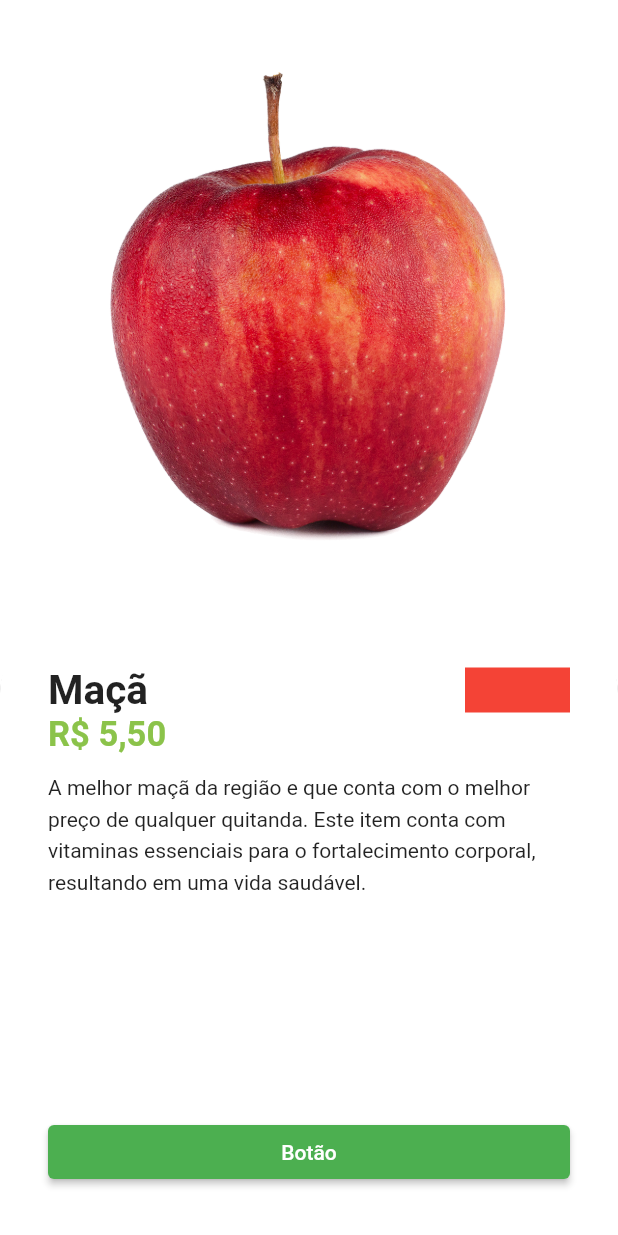
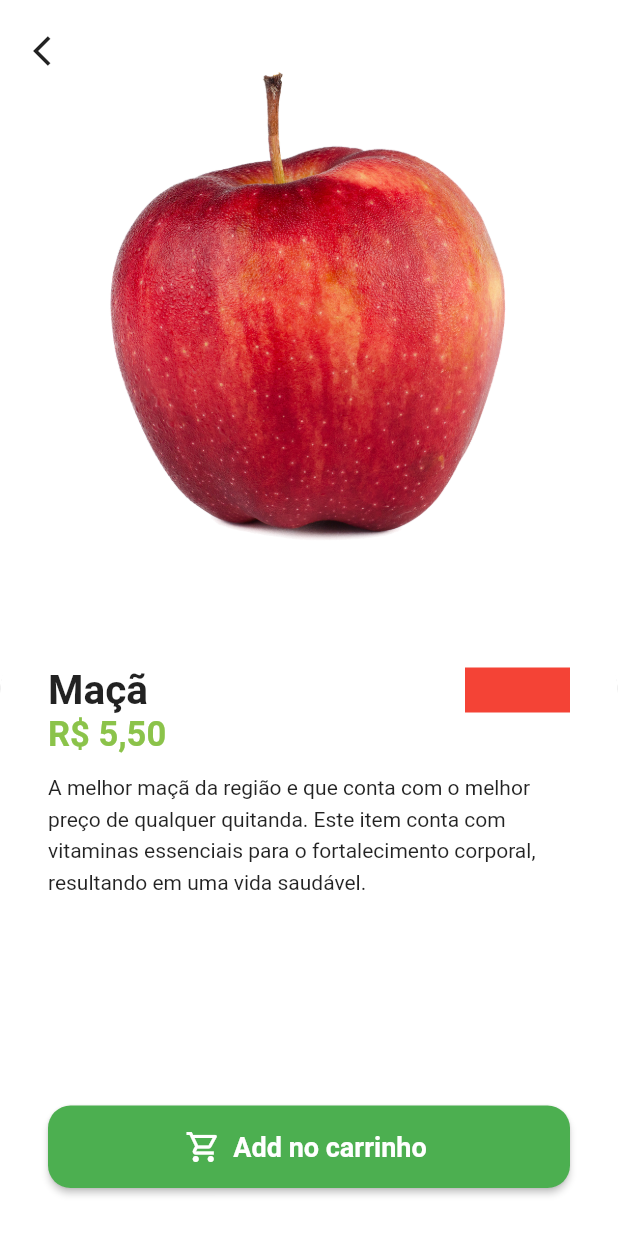
Before and after one commit to FilipeH14/greengrocer, a Flutter app: the HomeTab screen opened directly, after a tap on "Maçã", on a phone screen of 412 x 824 dp. Run offline on Flutter 3.47's test engine with Material 2 defaults, Android fonts, the phone set to English and light mode, and no system bars; our stand-ins replace animated_text_kit, badges, mask_text_input_formatter.

Commit message:
botão de adicionar ao carrinho e animação hero

```diff
--- a/lib/src/pages/home/components/item_tile.dart
+++ b/lib/src/pages/home/components/item_tile.dart
@@ -31,7 +31,10 @@ class ItemTile extends StatelessWidget {
                 crossAxisAlignment: CrossAxisAlignment.stretch,
                 children: [
                   Expanded(
-                    child: Image.asset(item.imgUrl),
+                    child: Hero(
+                      tag: item.imgUrl,
+                      child: Image.asset(item.imgUrl),
+                    ),
                   ),
                   Text(
                     item.itemName,
--- a/lib/src/pages/product/product_screen.dart
+++ b/lib/src/pages/product/product_screen.dart
@@ -16,9 +16,16 @@ class ProductScreen extends StatelessWidget {
   Widget build(BuildContext context) {
     return Scaffold(
       backgroundColor: Colors.white.withAlpha(230),
-      body: Column(
+      body: Stack(
         children: [
-          Expanded(child: Image.asset(item.imgUrl)),
+          Column(
+            children: [
+              Expanded(
+                child: Hero(
+                  tag: item.imgUrl,
+                  child: Image.asset(item.imgUrl),
+                ),
+              ),
               Expanded(
                 child: Container(
                   padding: const EdgeInsets.all(32),
@@ -75,11 +82,43 @@ class ProductScreen extends StatelessWidget {
                           ),
                         ),
                       ),
-                  ElevatedButton(
-                    child: const Text('Botão'),
+                      SizedBox(
+                        height: 55,
+                        child: ElevatedButton.icon(
+                          style: ElevatedButton.styleFrom(
+                            shape: RoundedRectangleBorder(
+                              borderRadius: BorderRadius.circular(15),
+                            ),
+                          ),
+                          label: const Text(
+                            'Add no carrinho',
+                            style: TextStyle(
+                              fontSize: 18,
+                              fontWeight: FontWeight.bold,
+                            ),
+                          ),
+                          icon: const Icon(
+                            Icons.shopping_cart_outlined,
+                            color: Colors.white,
+                          ),
                           onPressed: () {},
                         ),
+                      ),
                     ],
+                  ),
+                ),
+              ),
+            ],
+          ),
+          Positioned(
+            left: 10,
+            top: 10,
+            child: SafeArea(
+              child: IconButton(
+                icon: const Icon(
+                  Icons.arrow_back_ios,
+                ),
+                onPressed: () => Navigator.of(context).pop(),
               ),
             ),
           ),
```
Lines whose indentation alone changed are shown as unchanged.
